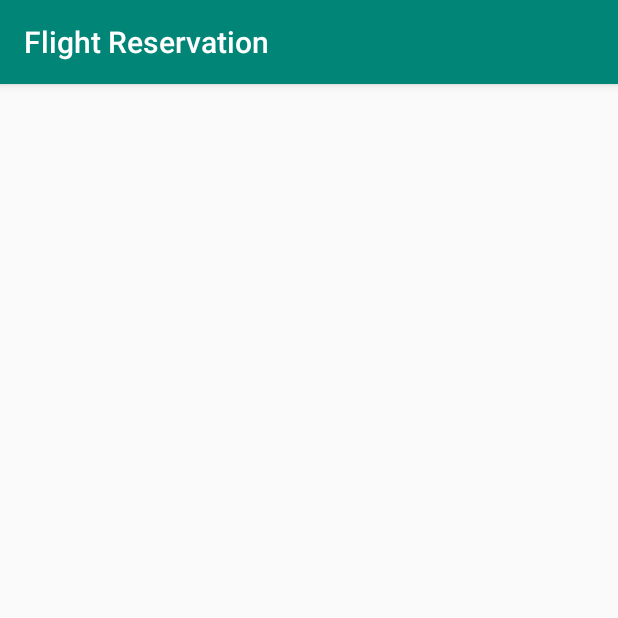
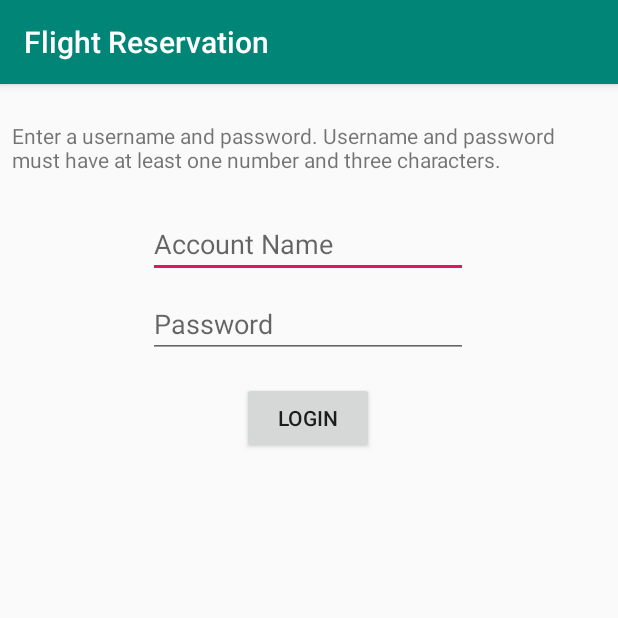
Before and after one commit to tannercyost/cst338finalproject, an Android app: the ManageSystem screen opened directly, with no data from a screen before it, on a phone screen of 412 x 824 dp, the top half of it. Run offline under Robolectric (Android 15) with nearby library versions, the phone set to English and light mode, and no system bars.

Commit message:
Started working on ManageSystem.

```diff
--- a/app/src/main/AndroidManifest.xml
+++ b/app/src/main/AndroidManifest.xml
@@ -19,7 +19,8 @@
         <activity android:name=".CreateAccount" />
         <activity android:name=".CancelReservation" />
         <activity android:name=".ManageSystem" />
-        <activity android:name=".ReserveSeat"></activity>
+        <activity android:name=".ReserveSeat" />
+        <activity android:name=".ManageSystemLoggedIn"></activity>
     </application>
 
 </manifest>
--- a/app/src/main/java/tanneryost/flightreservation/ReserveSeat.java
+++ b/app/src/main/java/tanneryost/flightreservation/ReserveSeat.java
@@ -6,7 +6,7 @@ import android.text.method.ScrollingMovementMethod;
 import android.widget.TextView;
 
 public class ReserveSeat extends AppCompatActivity {
-        TextView tempTextView;
+    TextView tempTextView;
     FlightItem flightItem;
     FlightLog flightLog;
 
--- a/app/src/main/res/layout/activity_manage_system.xml
+++ b/app/src/main/res/layout/activity_manage_system.xml
@@ -4,6 +4,63 @@
     xmlns:tools="http://schemas.android.com/tools"
     android:layout_width="match_parent"
     android:layout_height="match_parent"
-    tools:context=".ManageSystem">
+    tools:context=".CreateAccount">
+
+    <EditText
+        android:id="@+id/editAccountName"
+        android:layout_width="wrap_content"
+        android:layout_height="wrap_content"
+        android:layout_marginStart="8dp"
+        android:layout_marginTop="84dp"
+        android:layout_marginEnd="8dp"
+        android:ems="10"
+        android:hint="@string/createAccountPlaceholderName"
+        android:inputType="textPersonName"
+        app:layout_constraintEnd_toEndOf="parent"
+        app:layout_constraintHorizontal_bias="0.497"
+        app:layout_constraintStart_toStartOf="parent"
+        app:layout_constraintTop_toTopOf="parent" />
+
+    <EditText
+        android:id="@+id/editPassword"
+        android:layout_width="wrap_content"
+        android:layout_height="wrap_content"
+        android:layout_marginStart="8dp"
+        android:layout_marginTop="8dp"
+        android:layout_marginEnd="8dp"
+        android:ems="10"
+        android:hint="@string/createAccountPlaceholderPassword"
+        android:inputType="textPassword"
+        app:layout_constraintEnd_toEndOf="parent"
+        app:layout_constraintHorizontal_bias="0.497"
+        app:layout_constraintStart_toStartOf="parent"
+        app:layout_constraintTop_toBottomOf="@+id/editAccountName" />
+
+    <TextView
+        android:id="@+id/textView2"
+        android:layout_width="0dp"
+        android:layout_height="wrap_content"
+        android:layout_marginStart="8dp"
+        android:layout_marginTop="8dp"
+        android:layout_marginEnd="8dp"
+        android:layout_marginBottom="8dp"
+        android:text="@string/createAccountMsg"
+        app:layout_constraintBottom_toTopOf="@+id/editAccountName"
+        app:layout_constraintEnd_toEndOf="parent"
+        app:layout_constraintStart_toStartOf="parent"
+        app:layout_constraintTop_toTopOf="parent" />
+
+    <Button
+        android:id="@+id/submitButton"
+        android:layout_width="wrap_content"
+        android:layout_height="wrap_content"
+        android:layout_marginStart="8dp"
+        android:layout_marginTop="16dp"
+        android:layout_marginEnd="8dp"
+        android:text="@string/login"
+        app:layout_constraintEnd_toEndOf="parent"
+        app:layout_constraintHorizontal_bias="0.498"
+        app:layout_constraintStart_toStartOf="parent"
+        app:layout_constraintTop_toBottomOf="@+id/editPassword" />
 
 </android.support.constraint.ConstraintLayout>
--- a/app/src/main/res/values/strings.xml
+++ b/app/src/main/res/values/strings.xml
@@ -8,6 +8,7 @@
     <string name="createAccountMsg">Enter a username and password. Username and password must have at least one number and three characters.</string>
     <string name="createAccountPlaceholderName">Account Name</string>
     <string name="createAccountPlaceholderPassword">Password</string>
+    <string name="login">Login</string>
     <string name="createAccountSubmit">Create Account</string>
     <string name="title_activity_reserve_seat">ReserveSeat</string>
 </resources>
```
Also changed, not shown: app/src/main/java/tanneryost/flightreservation/FlightItem.java (+10 -10 lines), app/src/main/java/tanneryost/flightreservation/ManageSystem.java (+63 -0 lines), app/src/main/java/tanneryost/flightreservation/ManageSystemLoggedIn.java (added, +13 -0 lines), app/src/main/res/layout/activity_manage_system_logged_in.xml (added, +9 -0 lines).
